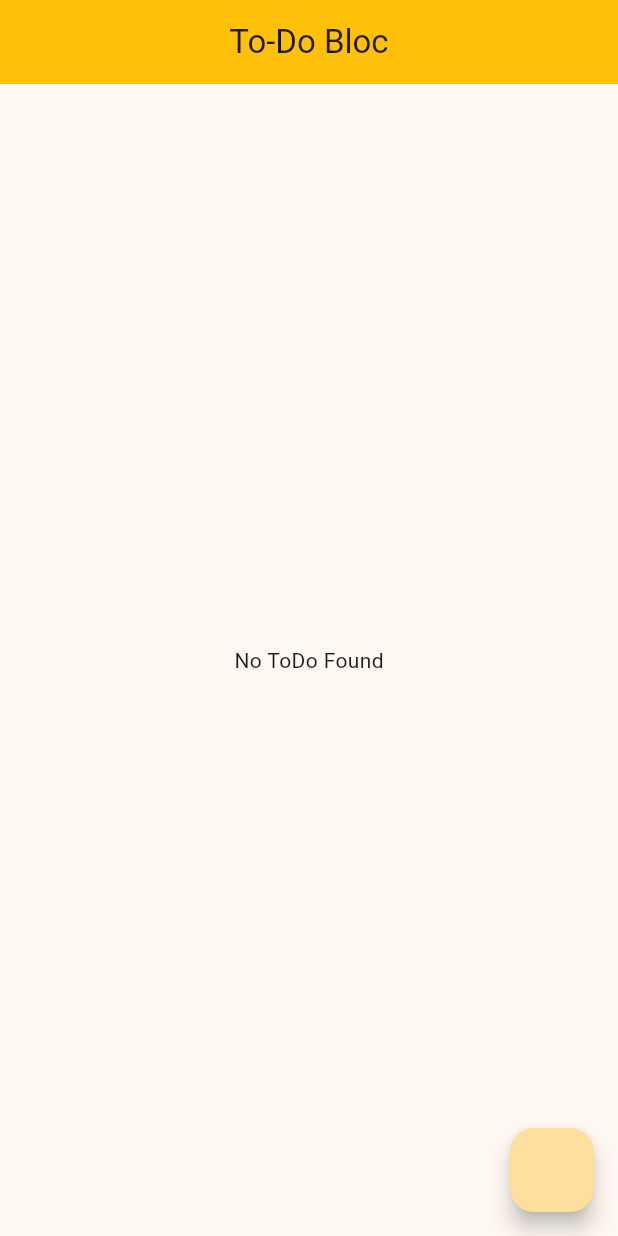
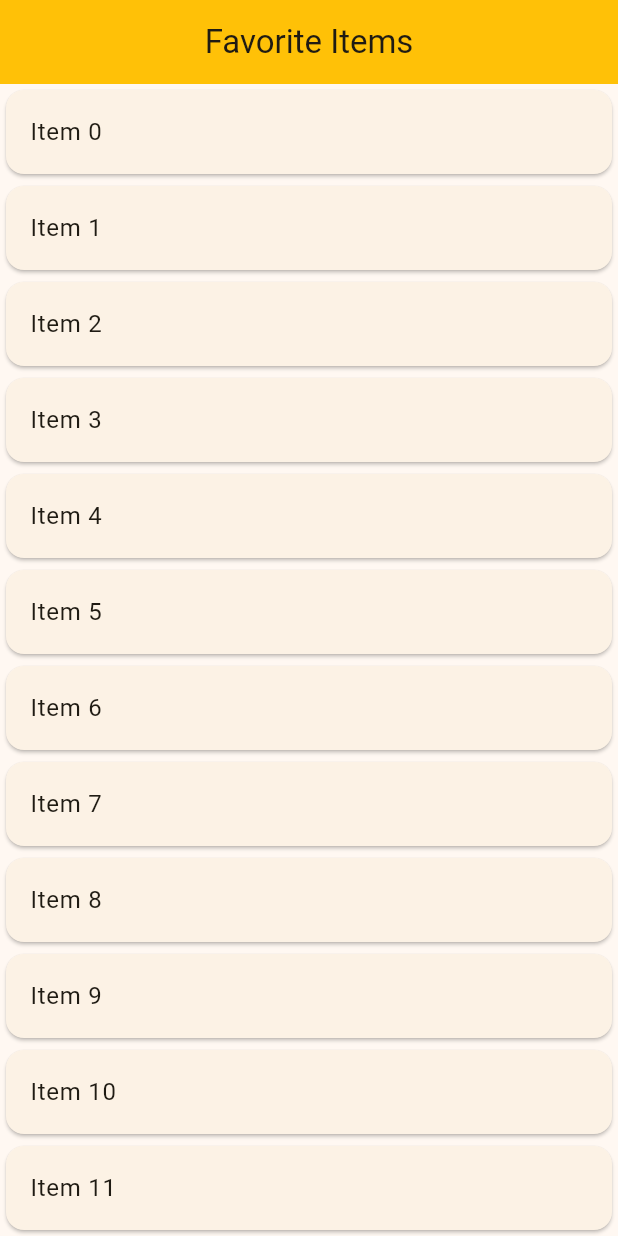
Before and after one commit to Yasir390/bloc_state_management, a Flutter app: the screen it shows after launch, on a phone screen of 412 x 824 dp. Run offline on Flutter 3.47's test engine with Material 3 defaults, Android fonts, the phone set to English and light mode, and no system bars; our stand-ins replace bloc, equatable, flutter_bloc, image_picker.

Commit message:
favorite items app with bloc ongoing

```diff
--- a/lib/favorite_app/bloc/favorite_bloc/favorite_bloc.dart
+++ b/lib/favorite_app/bloc/favorite_bloc/favorite_bloc.dart
@@ -0,0 +1,20 @@
+import 'dart:async';
+
+import 'package:bloc/bloc.dart';
+import 'package:bloc_state_management/favorite_app/bloc/favorite_event/favorite_event.dart';
+import 'package:bloc_state_management/favorite_app/bloc/favorite_state/favorite_state.dart';
+import 'package:bloc_state_management/favorite_app/model/favorite_item_model.dart';
+import 'package:bloc_state_management/favorite_app/repository/favorite_repository.dart';
+
+class FavoriteItemBloc extends Bloc<FavoriteItemEvent,FavoriteItemState>{
+  FavoriteRepository favoriteRepository;
+  List<FavoriteItemModel> favoriteItemList=[];
+  FavoriteItemBloc(this.favoriteRepository):super(const FavoriteItemState()){
+   on<FetchFavoriteListEvent>(_fetchList);
+  }
+
+  FutureOr<void> _fetchList(FetchFavoriteListEvent event, Emitter<FavoriteItemState> emit)async {
+   favoriteItemList= await favoriteRepository.fetchItem();
+    emit(state.copyWith(favoriteItemList:favoriteItemList ,listStatus:ListStatus.success ));
+  }
+}
--- a/lib/favorite_app/bloc/favorite_event/favorite_event.dart
+++ b/lib/favorite_app/bloc/favorite_event/favorite_event.dart
@@ -0,0 +1,10 @@
+import 'package:equatable/equatable.dart';
+
+abstract class FavoriteItemEvent extends Equatable{
+
+ const FavoriteItemEvent();
+  @override
+  List<Object?> get props => [];
+}
+
+class FetchFavoriteListEvent extends FavoriteItemEvent{}
--- a/lib/favorite_app/bloc/favorite_state/favorite_state.dart
+++ b/lib/favorite_app/bloc/favorite_state/favorite_state.dart
@@ -0,0 +1,23 @@
+import 'package:bloc_state_management/favorite_app/model/favorite_item_model.dart';
+import 'package:equatable/equatable.dart';
+
+class FavoriteItemState extends Equatable {
+  final List<FavoriteItemModel> favoriteItemList;
+  final ListStatus listStatus;
+
+  const FavoriteItemState({
+    this.favoriteItemList = const [],
+     this.listStatus =ListStatus.loading,
+  });
+
+  FavoriteItemState copyWith({List<FavoriteItemModel>? favoriteItemList,ListStatus? listStatus}){
+    return FavoriteItemState(
+      favoriteItemList: favoriteItemList ?? this.favoriteItemList,
+      listStatus: listStatus ?? this.listStatus
+    );
+  }
+  @override
+  List<Object?> get props => [favoriteItemList, listStatus];
+}
+
+enum ListStatus { loading, success, failure }
--- /dev/null
+++ b/lib/favorite_app/model/favorite_item_model.dart
@@ -0,0 +1,32 @@
+import 'package:equatable/equatable.dart';
+
+class FavoriteItemModel extends Equatable {
+  const FavoriteItemModel({
+    required this.id,
+    required this.value,
+    this.isDeleting = false,
+    this.isFavorite = false,
+  });
+
+  final String id;
+  final String value;
+  final bool isDeleting;
+  final bool isFavorite;
+
+  FavoriteItemModel copyWith({
+    String? id,
+    String? value,
+    bool? isDeleting,
+    bool? isFavorite,
+  }) {
+    return FavoriteItemModel(
+      id: id ?? this.id,
+      value: value ?? this.value,
+      isDeleting: isDeleting ?? this.isDeleting,
+      isFavorite: isFavorite ?? this.isFavorite,
+    );
+  }
+
+  @override
+  List<Object?> get props => [id,value,isDeleting,isFavorite];
+}
--- /dev/null
+++ b/lib/favorite_app/repository/favorite_repository.dart
@@ -0,0 +1,47 @@
+import 'package:bloc_state_management/favorite_app/model/favorite_item_model.dart';
+
+class FavoriteRepository {
+  Future<List<FavoriteItemModel>> fetchItem() async {
+    await Future.delayed(Duration(seconds: 3));
+    return List.of(list);
+  }
+}
+
+List<FavoriteItemModel> list = [
+  FavoriteItemModel(id: "0", value: "Item 0"),
+  FavoriteItemModel(id: "1", value: "Item 1"),
+  FavoriteItemModel(id: "2", value: "Item 2"),
+  FavoriteItemModel(id: "3", value: "Item 3"),
+  FavoriteItemModel(id: "4", value: "Item 4"),
+  FavoriteItemModel(id: "5", value: "Item 5"),
+  FavoriteItemModel(id: "6", value: "Item 6"),
+  FavoriteItemModel(id: "7", value: "Item 7"),
+  FavoriteItemModel(id: "8", value: "Item 8"),
+  FavoriteItemModel(id: "9", value: "Item 9"),
+  FavoriteItemModel(id: "10", value: "Item 10"),
+  FavoriteItemModel(id: "11", value: "Item 11"),
+];
+
+
+
+
+
+
+
+
+
+
+
+// class FavoriteRepository {
+//   Future<List<FavoriteItemModel>> fetchItem() async {
+//     await Future.delayed(Duration(seconds: 3));
+//     return List.of(_generateList(10));
+//   }
+// }
+
+// List<FavoriteItemModel> _generateList(int length) {
+//   return List.generate(
+//     length,
+//     (index) => FavoriteItemModel(id: index.toString(), value: "Item $index"),
+//   );
+// }
--- a/lib/favorite_app/ui/favorite_screen.dart
+++ b/lib/favorite_app/ui/favorite_screen.dart
@@ -0,0 +1,51 @@
+import 'package:bloc_state_management/favorite_app/bloc/favorite_bloc/favorite_bloc.dart';
+import 'package:bloc_state_management/favorite_app/bloc/favorite_event/favorite_event.dart';
+import 'package:bloc_state_management/favorite_app/bloc/favorite_state/favorite_state.dart';
+import 'package:flutter/material.dart';
+import 'package:flutter_bloc/flutter_bloc.dart';
+
+class FavoriteScreen extends StatefulWidget {
+  const FavoriteScreen({super.key});
+
+  @override
+  State<FavoriteScreen> createState() => _FavoriteScreenState();
+}
+
+class _FavoriteScreenState extends State<FavoriteScreen> {
+  @override
+  void initState() {
+    super.initState();
+    context.read<FavoriteItemBloc>().add(FetchFavoriteListEvent());
+  }
+
+  @override
+  Widget build(BuildContext context) {
+    return Scaffold(
+      appBar: AppBar(title: Text("Favorite Items")),
+      body: BlocBuilder<FavoriteItemBloc, FavoriteItemState>(
+        builder: (BuildContext context, state) {
+          switch (state.listStatus) {
+            case ListStatus.loading:
+              return Center(
+                child: CircularProgressIndicator(color: Colors.red),
+              );
+            case ListStatus.failure:
+              return Text("Alas! Error");
+            case ListStatus.success:
+              return ListView.builder(
+                physics: BouncingScrollPhysics(),
+                itemCount: state.favoriteItemList.length,
+                itemBuilder: (context, index) {
+                  return Card(
+                    child: ListTile(
+                      title: Text(state.favoriteItemList[index].value),
+                    ),
+                  );
+                },
+              );
+          }
+        },
+      ),
+    );
+  }
+}
--- a/lib/main.dart
+++ b/lib/main.dart
@@ -1,4 +1,7 @@
 import 'package:bloc_state_management/counter_app/bloc/counter_bloc.dart';
+import 'package:bloc_state_management/favorite_app/bloc/favorite_bloc/favorite_bloc.dart';
+import 'package:bloc_state_management/favorite_app/repository/favorite_repository.dart';
+import 'package:bloc_state_management/favorite_app/ui/favorite_screen.dart';
 import 'package:bloc_state_management/image_picker/bloc/bloc/image_picker_bloc.dart';
 import 'package:bloc_state_management/switch_example/bloc/switch_bloc.dart';
 import 'package:bloc_state_management/to_do/bloc/to_do_bloc/to_do_bloc.dart';
@@ -26,6 +29,7 @@ class MyApp extends StatelessWidget {
               ImagePickerBloc(imagePickerUtils: ImagePickerUtils()),
         ),
         BlocProvider(create: (context) => ToDoBloc()),
+        BlocProvider(create: (context) => FavoriteItemBloc(FavoriteRepository())),
       ],
       child: MaterialApp(
         title: 'Bloc State Management',
@@ -39,7 +43,7 @@ class MyApp extends StatelessWidget {
         builder: (context, child) {
           return SafeArea(bottom: true, top: false, child: child!);
         }, //to avoid ui show under system navigation bar
-        home: ToDoScreen(),
+        home: FavoriteScreen(),
       ),
     );
   }
```
Also changed, not shown: 2 other files.
